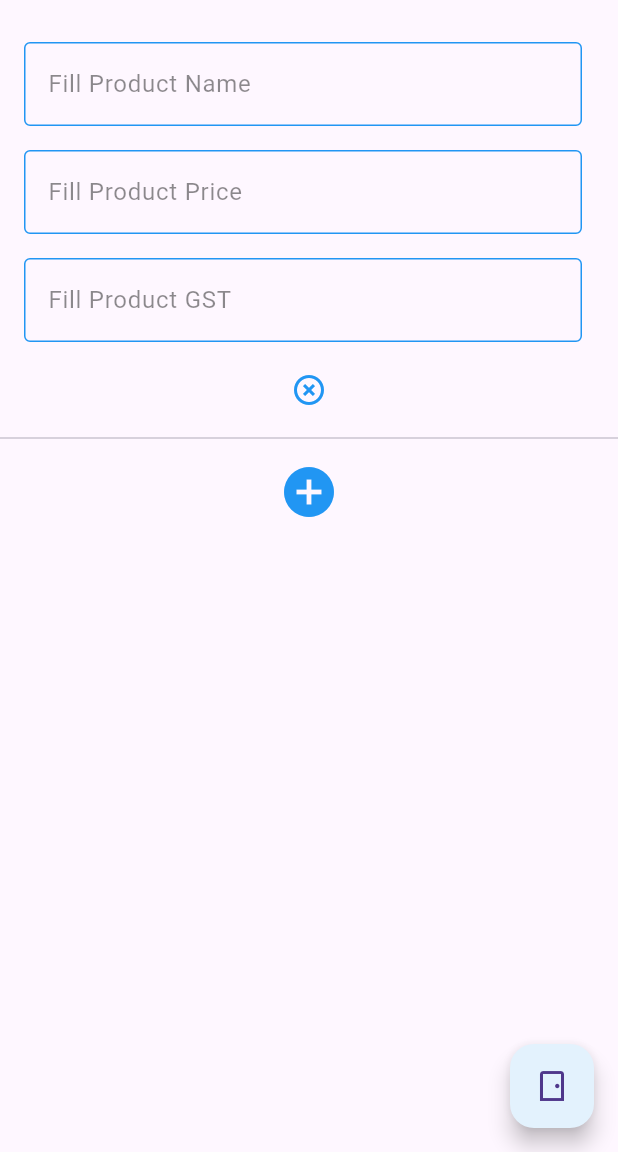
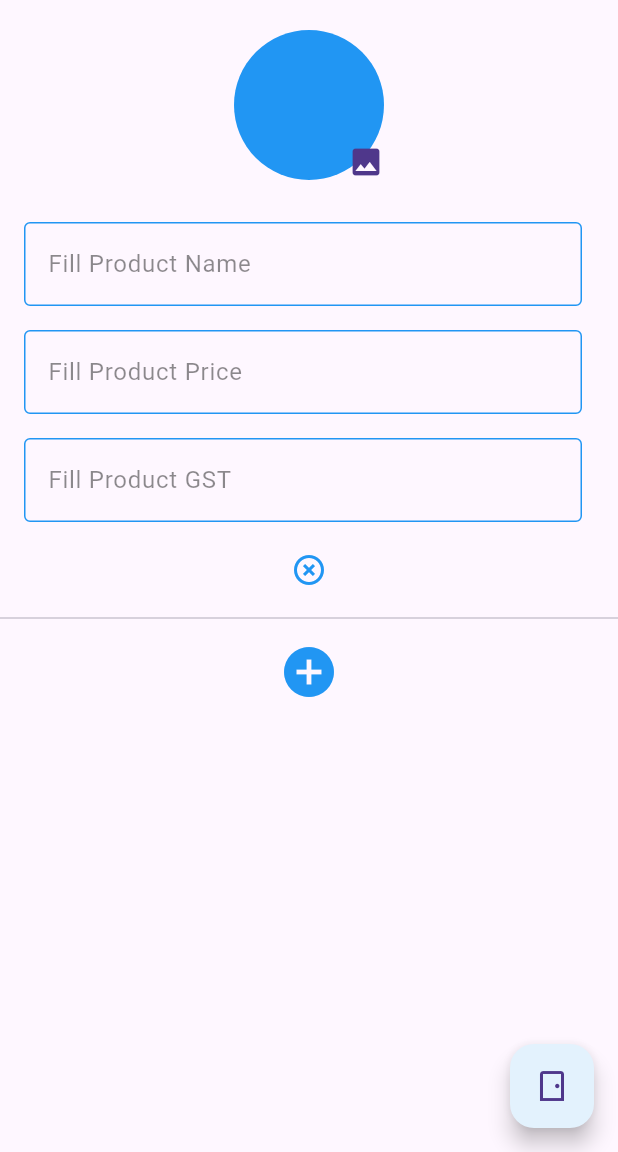
Before and after one commit to Prafulpatnecha/invoice_generator_damo, a Flutter app: the screen it shows after launch, after a tap on the "add circle" icon, on a phone screen of 412 x 824 dp, the part 84-1236 px from its top. Run offline on Flutter 3.47's test engine with Material 3 defaults, Android fonts, the phone set to English and light mode, and no system bars; our stand-ins replace image_picker.

Commit message:
27-05-24

```diff
--- a/lib/controller/routes.dart
+++ b/lib/controller/routes.dart
@@ -1,6 +1,7 @@
 import 'package:flutter/material.dart';
 
 import '../home/homepage/home_screen.dart';
+import '../home/pdfscreen/pdf_page.dart';
 import '../home/viwescreen/view_page.dart';
 
 class AppRoutes
@@ -8,5 +9,6 @@ class AppRoutes
   static Map<String, Widget Function(BuildContext)> routes={
     '/':(context)=>const HomePage(),
     '/view':(context)=>const ViewPage(),
+    '/pdf':(context)=>const PdfPage(),
   };
 }
--- a/lib/home/homepage/components/containers.dart
+++ b/lib/home/homepage/components/containers.dart
@@ -1,4 +1,3 @@
-import 'package:flutter/cupertino.dart';
 import 'package:flutter/material.dart';
 
 TextFormField textFormFieldDetails({required String textfind,required FormFieldValidator validatorfind,required TextInputType keyboardTypeFind,required TextEditingController controllerFind}) {
--- a/lib/home/homepage/home_screen.dart
+++ b/lib/home/homepage/home_screen.dart
@@ -1,4 +1,7 @@
+import 'dart:io';
+
 import 'package:flutter/material.dart';
+import 'package:image_picker/image_picker.dart';
 
 import '../../utils/globle_value.dart';
 import 'components/containers.dart';
@@ -31,8 +34,9 @@ class _HomePageState extends State<HomePage> {
                   setState(() {
                   TextEditingController txtProductName=TextEditingController();
                   TextEditingController txtProductPrice=TextEditingController();
+                  File? fileimage;
                   TextEditingController txtProductGST=TextEditingController();
-                  textAllValueList.add(ProductModel(txtProductGST: txtProductGST,txtProductName:txtProductName,txtProductPrice: txtProductPrice));
+                  textAllValueList.add(ProductModel(txtProductGST: txtProductGST,txtProductName:txtProductName,txtProductPrice: txtProductPrice,fileimage: fileimage));
                   });
                   // fromkey.currentState!.validate();
                 }, icon: const Icon(Icons.add_circle,color: Colors.blue,size: 40,))
@@ -44,6 +48,10 @@ class _HomePageState extends State<HomePage> {
           backgroundColor: Colors.blue.shade50,
           onPressed: () {
             setState(() {
+              // ScaffoldMessenger(child: SnackBar(content: Text('data')),);
+              // showDialog(context: context, builder: (context) {
+              //   return Text('data');
+              // },);
               if(
               fromkey.currentState!.validate() && textAllValueList.isNotEmpty
               )
@@ -61,6 +69,23 @@ class _HomePageState extends State<HomePage> {
     return Column(
               children: [
                 const SizedBox(height: 20,),
+                GestureDetector(
+                  onTap: () async {
+                      XFile? xfileimage=await imagePicker.pickImage(source: ImageSource.gallery);
+                    setState(() {
+                      textAllValueList[index].fileimage=File(xfileimage!.path);
+                    });
+                  },
+                  child: CircleAvatar(
+                    radius: 50,
+                    backgroundColor: Colors.blue,
+                    backgroundImage: (textAllValueList[index].fileimage!=null)?FileImage(textAllValueList[index].fileimage!):null,
+                    child: const Align(
+                      alignment: Alignment.bottomRight,
+                        child: Icon(Icons.image)),
+                  ),
+                ),
+                const SizedBox(height: 20,),
                 ListTile(
                   title: textFormFieldDetails(textfind: 'Fill Product Name', validatorfind: (value) {
                     if(value.toString().isEmpty)
@@ -76,7 +101,7 @@ class _HomePageState extends State<HomePage> {
                       {
                         return 'Filled will be must required';
                       }
-                    else if(value.toString().contains(RegExp(r'[-!@#$%^&* (),.?":{}|<>]')))
+                    else if(value.toString().contains(RegExp(r'[-!@#$%^&* (),?":{}|<>]')))
                     {
                         return 'Only Numbers Allow';
                     }
@@ -90,6 +115,7 @@ class _HomePageState extends State<HomePage> {
                 ListTile(
                   title: textFormFieldDetails(textfind: 'Fill Product GST',
                       validatorfind: (value) {
+
                     if(value.toString().isEmpty)
                       {
                         return 'Filled will be must required';
@@ -114,7 +140,7 @@ class _HomePageState extends State<HomePage> {
                     textAllValueList.removeAt(index);
                   });
                 }, icon: const Icon(Icons.highlight_remove_outlined,color: Colors.blue,),),
-                const Divider()
+                const Divider(),
               ],
             );
   }
--- a/lib/home/viwescreen/view_page.dart
+++ b/lib/home/viwescreen/view_page.dart
@@ -25,8 +25,8 @@ class _ViewPageState extends State<ViewPage> {
                 textAllValueList.length,
                 (index) => ListTile(
                   title: Text(textAllValueList[index].txtProductName!.text,style: const TextStyle(color: Colors.black,fontSize: 20),),
-                  subtitle: Text('${textAllValueList[index].txtProductGST!.text} %'),
-                  trailing: Text('Rs ${textAllValueList[index].txtProductPrice!.text}',style: const TextStyle(color: Colors.black45,fontSize: 18),),
+                  subtitle: Text('Rs ${textAllValueList[index].txtProductPrice!.text}',style: const TextStyle(color: Colors.black45,fontSize: 18),),
+                  trailing: CircleAvatar(radius: 40,backgroundImage: FileImage(textAllValueList[index].fileimage!),),
                 ),
               )
             ],
--- a/lib/utils/globle_value.dart
+++ b/lib/utils/globle_value.dart
@@ -1,4 +1,7 @@
+import 'dart:io';
+
 import 'package:flutter/material.dart';
+import 'package:image_picker/image_picker.dart';
 
 GlobalKey<FormState> fromkey=GlobalKey();
 List<ProductModel> textAllValueList =[];
@@ -11,5 +14,8 @@ class ProductModel
   TextEditingController? txtProductName;
   TextEditingController? txtProductPrice;
   TextEditingController? txtProductGST;
-  ProductModel({this.txtProductName,this.txtProductGST,this.txtProductPrice});
+  File? fileimage;
+  ProductModel({this.txtProductName,this.txtProductGST,this.txtProductPrice,this.fileimage});
 }
+ImagePicker imagePicker=ImagePicker();
+File? fileimage;
--- a/pubspec.yaml
+++ b/pubspec.yaml
@@ -35,6 +35,7 @@ dependencies:
   # The following adds the Cupertino Icons font to your application.
   # Use with the CupertinoIcons class for iOS style icons.
   cupertino_icons: ^1.0.6
+  image_picker: ^1.1.1
 
 dev_dependencies:
   flutter_test:
```
Also changed, not shown: lib/home/pdfscreen/pdf_page.dart (added, +19 -0 lines), pubspec.lock, 5 other files.
